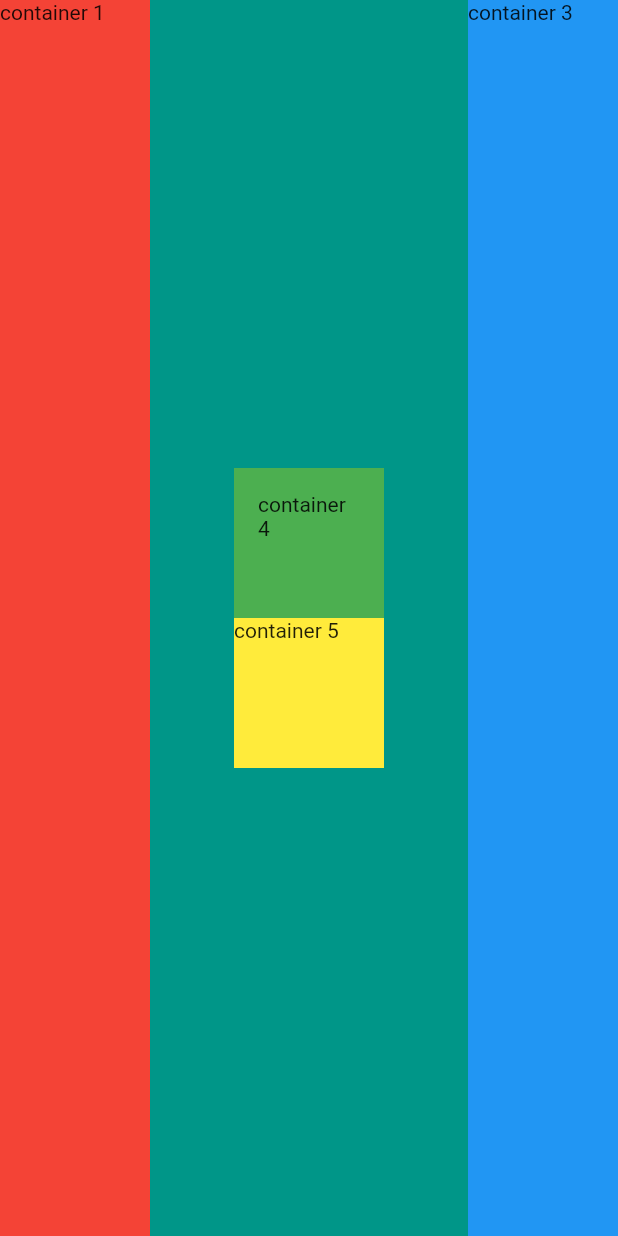
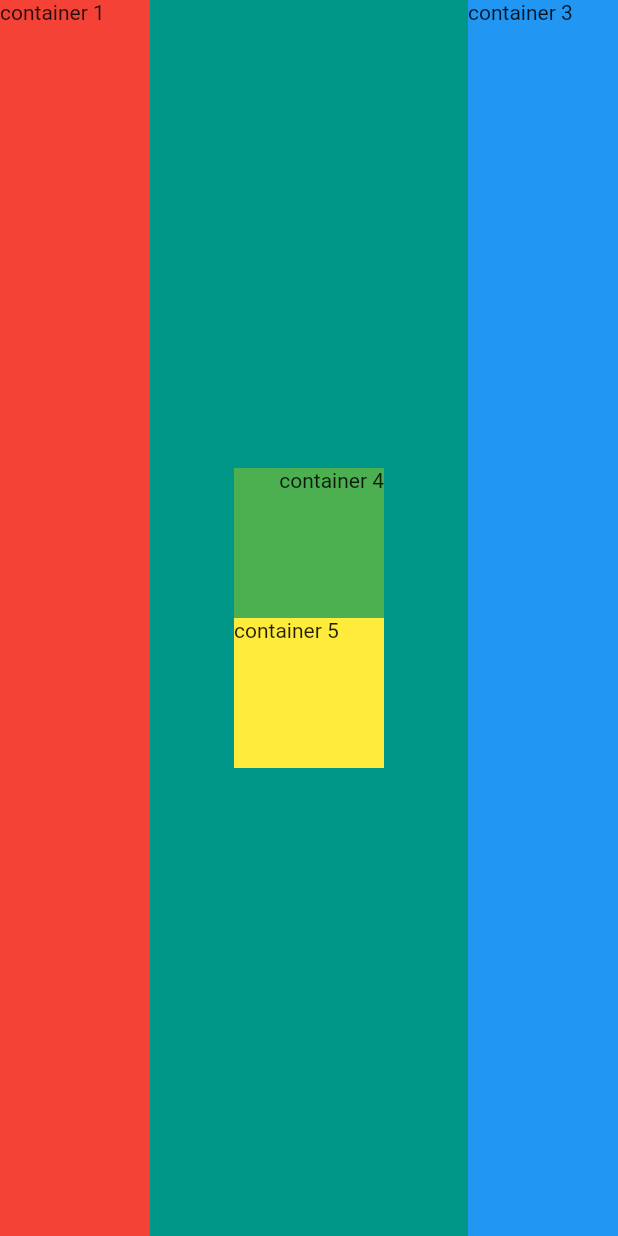
Before and after one commit to svmihar/flutter-stuff, a Flutter app: the screen it shows after launch, on a phone screen of 412 x 824 dp. Run offline on Flutter 3.47's test engine with Material 2 defaults, Android fonts, the phone set to English and light mode, and no system bars.

Commit message:
:fire: new lessons from section 6

```diff
--- a/layoutchallenge/lib/main.dart
+++ b/layoutchallenge/lib/main.dart
@@ -28,17 +28,16 @@ class MyApp extends StatelessWidget {
               mainAxisAlignment: MainAxisAlignment.center,
               children:<Widget>[
               Container(
-                padding: EdgeInsets.all(16),
                 height: 100,
                 width: 100,
                 color: Colors.green,
-                child: Text('container 4'),
+                child: Text('container 4', textAlign: TextAlign.right),
               ),
               Container(
                 height: 100,
                 width: 100,
                 color: Colors.yellow,
-                child: Text('container 5'),
+                child: Text('container 5', textAlign: TextAlign.left,),
               ),
             ]
             ),
```
Also changed, not shown: 1 other file.
